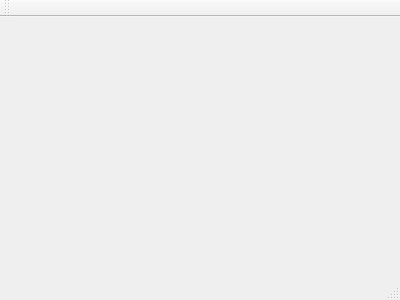
fabiankirstein/cloudfinish, file mainwindow.ui: the form before one commit.
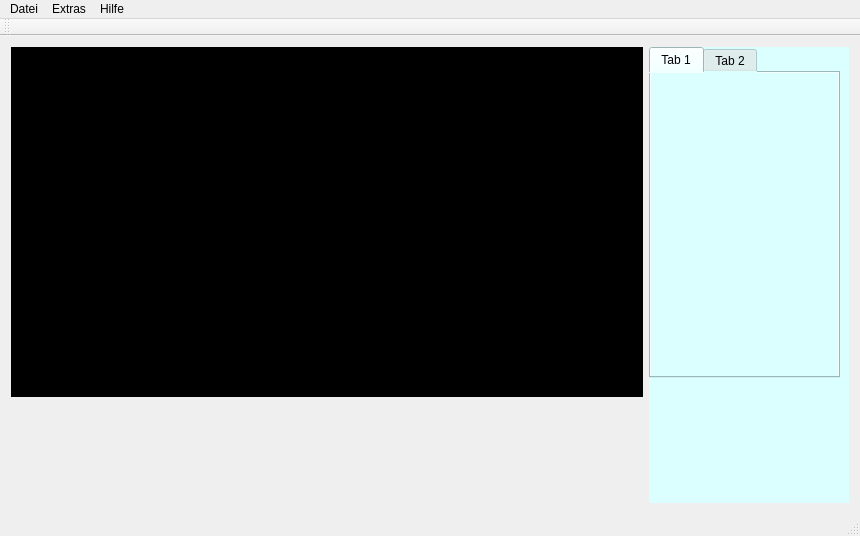
The form after the commit.

Commit message: add main layout

Patch:
```diff
--- a/mainwindow.ui
+++ b/mainwindow.ui
@@ -1,24 +1,134 @@
 <ui version="4.0">
  <class>MainWindow</class>
- <widget class="QMainWindow" name="MainWindow" >
-  <property name="geometry" >
+ <widget class="QMainWindow" name="MainWindow">
+  <property name="geometry">
    <rect>
     <x>0</x>
     <y>0</y>
-    <width>400</width>
-    <height>300</height>
+    <width>860</width>
+    <height>536</height>
    </rect>
   </property>
   <property name="windowTitle" >
    <string>MainWindow</string>
   </property>
-  <widget class="QMenuBar" name="menuBar" />
-  <widget class="QToolBar" name="mainToolBar" />
-  <widget class="QWidget" name="centralWidget" />
-  <widget class="QStatusBar" name="statusBar" />
+  <widget class="QWidget" name="centralWidget">
+   <property name="minimumSize">
+    <size>
+     <width>860</width>
+     <height>0</height>
+    </size>
+   </property>
+   <layout class="QHBoxLayout" name="horizontalLayout_2">
+    <item>
+     <layout class="QVBoxLayout" name="verticalLayout">
+      <item>
+       <widget class="QWidget" name="widget_2" native="true">
+        <property name="styleSheet">
+         <string notr="true">background-color: rgb(0, 0, 0);</string>
+        </property>
+        <zorder>widget</zorder>
+        <zorder>widget</zorder>
+       </widget>
+      </item>
+      <item>
+       <widget class="QWidget" name="widget_3" native="true">
+        <property name="sizePolicy">
+         <sizepolicy hsizetype="Preferred" vsizetype="Fixed">
+          <horstretch>0</horstretch>
+          <verstretch>0</verstretch>
+         </sizepolicy>
+        </property>
+        <property name="minimumSize">
+         <size>
+          <width>0</width>
+          <height>100</height>
+         </size>
+        </property>
+       </widget>
+      </item>
+     </layout>
+    </item>
+    <item>
+     <widget class="QWidget" name="widget" native="true">
+      <property name="sizePolicy">
+       <sizepolicy hsizetype="Fixed" vsizetype="Preferred">
+        <horstretch>0</horstretch>
+        <verstretch>0</verstretch>
+       </sizepolicy>
+      </property>
+      <property name="minimumSize">
+       <size>
+        <width>200</width>
+        <height>0</height>
+       </size>
+      </property>
+      <property name="styleSheet">
+       <string notr="true">background-color: rgb(219, 255, 255);</string>
+      </property>
+      <widget class="QTabWidget" name="tabWidget">
+       <property name="geometry">
+        <rect>
+         <x>0</x>
+         <y>0</y>
+         <width>191</width>
+         <height>331</height>
+        </rect>
+       </property>
+       <widget class="QWidget" name="tab">
+        <attribute name="title">
+         <string>Tab 1</string>
+        </attribute>
+       </widget>
+       <widget class="QWidget" name="tab_2">
+        <attribute name="title">
+         <string>Tab 2</string>
+        </attribute>
+       </widget>
+      </widget>
+     </widget>
+    </item>
+   </layout>
+  </widget>
+  <widget class="QMenuBar" name="menuBar">
+   <property name="geometry">
+    <rect>
+     <x>0</x>
+     <y>0</y>
+     <width>860</width>
+     <height>21</height>
+    </rect>
+   </property>
+   <widget class="QMenu" name="menuDatei">
+    <property name="title">
+     <string>Datei</string>
+    </property>
+   </widget>
+   <widget class="QMenu" name="menuExtras">
+    <property name="title">
+     <string>Extras</string>
+    </property>
+   </widget>
+   <widget class="QMenu" name="menuHilfe">
+    <property name="title">
+     <string>Hilfe</string>
+    </property>
+   </widget>
+   <addaction name="menuDatei"/>
+   <addaction name="menuExtras"/>
+   <addaction name="menuHilfe"/>
+  </widget>
+  <widget class="QToolBar" name="mainToolBar">
+   <attribute name="toolBarArea">
+    <enum>TopToolBarArea</enum>
+   </attribute>
+   <attribute name="toolBarBreak">
+    <bool>false</bool>
+   </attribute>
+  </widget>
+  <widget class="QStatusBar" name="statusBar"/>
  </widget>
- <layoutDefault spacing="6" margin="11" />
- <pixmapfunction></pixmapfunction>
+ <layoutdefault spacing="6" margin="11"/>
  <resources/>
  <connections/>
 </ui>
```
Left out of the diff: 5 changed lines with no effect on the pictures. The commit also changes 3 other files.
